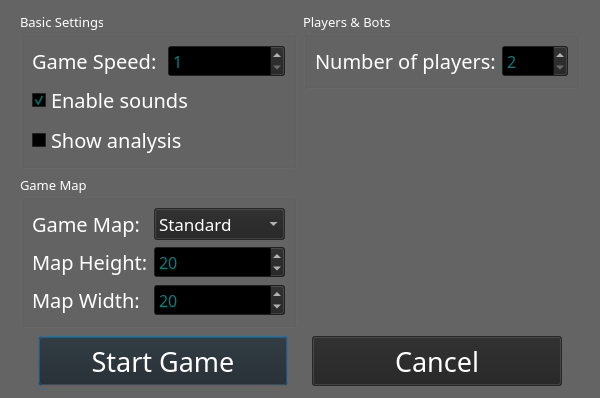
SZXC-WG/LocalGen-new, file src/ui/localGameDialog/localGameDialog.ui: the form before one commit.
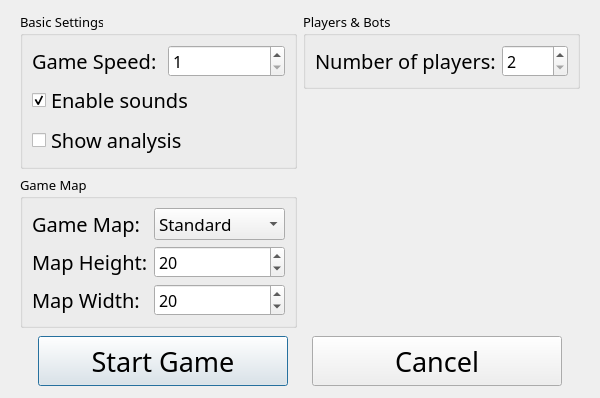
The form after the commit. Custom widgets are drawn as their Qt base class.

Commit message: upd(ui): improve visibility

```diff
--- a/src/ui/localGameDialog/localGameDialog.ui
+++ b/src/ui/localGameDialog/localGameDialog.ui
@@ -10,475 +10,6 @@
     <height>398</height>
    </rect>
   </property>
-  <property name="palette">
-   <palette>
-    <active>
-     <colorrole role="WindowText">
-      <brush brushstyle="SolidPattern">
-       <color alpha="255">
-        <red>255</red>
-        <green>255</green>
-        <blue>255</blue>
-       </color>
-      </brush>
-     </colorrole>
-     <colorrole role="Button">
-      <brush brushstyle="SolidPattern">
-       <color alpha="179">
-        <red>34</red>
-        <green>34</green>
-        <blue>34</blue>
-       </color>
-      </brush>
-     </colorrole>
-     <colorrole role="Light">
-      <brush brushstyle="SolidPattern">
-       <color alpha="179">
-        <red>51</red>
-        <green>51</green>
-        <blue>51</blue>
-       </color>
-      </brush>
-     </colorrole>
-     <colorrole role="Midlight">
-      <brush brushstyle="SolidPattern">
-       <color alpha="179">
-        <red>42</red>
-        <green>42</green>
-        <blue>42</blue>
-       </color>
-      </brush>
-     </colorrole>
-     <colorrole role="Dark">
-      <brush brushstyle="SolidPattern">
-       <color alpha="179">
-        <red>17</red>
-        <green>17</green>
-        <blue>17</blue>
-       </color>
-      </brush>
-     </colorrole>
-     <colorrole role="Mid">
-      <brush brushstyle="SolidPattern">
-       <color alpha="179">
-        <red>23</red>
-        <green>23</green>
-        <blue>23</blue>
-       </color>
-      </brush>
-     </colorrole>
-     <colorrole role="Text">
-      <brush brushstyle="SolidPattern">
-       <color alpha="255">
-        <red>0</red>
-        <green>128</green>
-        <blue>128</blue>
-       </color>
-      </brush>
-     </colorrole>
-     <colorrole role="BrightText">
-      <brush brushstyle="SolidPattern">
-       <color alpha="255">
-        <red>255</red>
-        <green>255</green>
-        <blue>255</blue>
-       </color>
-      </brush>
-     </colorrole>
-     <colorrole role="ButtonText">
-      <brush brushstyle="SolidPattern">
-       <color alpha="255">
-        <red>255</red>
-        <green>255</green>
-        <blue>255</blue>
-       </color>
-      </brush>
-     </colorrole>
-     <colorrole role="Base">
-      <brush brushstyle="SolidPattern">
-       <color alpha="255">
-        <red>0</red>
-        <green>0</green>
-        <blue>0</blue>
-       </color>
-      </brush>
-     </colorrole>
-     <colorrole role="Window">
-      <brush brushstyle="SolidPattern">
-       <color alpha="179">
-        <red>34</red>
-        <green>34</green>
-        <blue>34</blue>
-       </color>
-      </brush>
-     </colorrole>
-     <colorrole role="Shadow">
-      <brush brushstyle="SolidPattern">
-       <color alpha="255">
-        <red>0</red>
-        <green>0</green>
-        <blue>0</blue>
-       </color>
-      </brush>
-     </colorrole>
-     <colorrole role="AlternateBase">
-      <brush brushstyle="SolidPattern">
-       <color alpha="217">
-        <red>17</red>
-        <green>17</green>
-        <blue>17</blue>
-       </color>
-      </brush>
-     </colorrole>
-     <colorrole role="ToolTipBase">
-      <brush brushstyle="SolidPattern">
-       <color alpha="255">
-        <red>255</red>
-        <green>255</green>
-        <blue>220</blue>
-       </color>
-      </brush>
-     </colorrole>
-     <colorrole role="ToolTipText">
-      <brush brushstyle="SolidPattern">
-       <color alpha="255">
-        <red>0</red>
-        <green>0</green>
-        <blue>0</blue>
-       </color>
-      </brush>
-     </colorrole>
-     <colorrole role="PlaceholderText">
-      <brush brushstyle="SolidPattern">
-       <color alpha="127">
-        <red>255</red>
-        <green>255</green>
-        <blue>255</blue>
-       </color>
-      </brush>
-     </colorrole>
-     <colorrole role="Accent">
-      <brush brushstyle="SolidPattern">
-       <color alpha="255">
-        <red>0</red>
-        <green>0</green>
-        <blue>0</blue>
-       </color>
-      </brush>
-     </colorrole>
-    </active>
-    <inactive>
-     <colorrole role="WindowText">
-      <brush brushstyle="SolidPattern">
-       <color alpha="255">
-        <red>255</red>
-        <green>255</green>
-        <blue>255</blue>
-       </color>
-      </brush>
-     </colorrole>
-     <colorrole role="Button">
-      <brush brushstyle="SolidPattern">
-       <color alpha="179">
-        <red>34</red>
-        <green>34</green>
-        <blue>34</blue>
-       </color>
-      </brush>
-     </colorrole>
-     <colorrole role="Light">
-      <brush brushstyle="SolidPattern">
-       <color alpha="179">
-        <red>51</red>
-        <green>51</green>
-        <blue>51</blue>
-       </color>
-      </brush>
-     </colorrole>
-     <colorrole role="Midlight">
-      <brush brushstyle="SolidPattern">
-       <color alpha="179">
-        <red>42</red>
-        <green>42</green>
-        <blue>42</blue>
-       </color>
-      </brush>
-     </colorrole>
-     <colorrole role="Dark">
-      <brush brushstyle="SolidPattern">
-       <color alpha="179">
-        <red>17</red>
-        <green>17</green>
-        <blue>17</blue>
-       </color>
-      </brush>
-     </colorrole>
-     <colorrole role="Mid">
-      <brush brushstyle="SolidPattern">
-       <color alpha="179">
-        <red>23</red>
-        <green>23</green>
-        <blue>23</blue>
-       </color>
-      </brush>
-     </colorrole>
-     <colorrole role="Text">
-      <brush brushstyle="SolidPattern">
-       <color alpha="255">
-        <red>0</red>
-        <green>128</green>
-        <blue>128</blue>
-       </color>
-      </brush>
-     </colorrole>
-     <colorrole role="BrightText">
-      <brush brushstyle="SolidPattern">
-       <color alpha="255">
-        <red>255</red>
-        <green>255</green>
-        <blue>255</blue>
-       </color>
-      </brush>
-     </colorrole>
-     <colorrole role="ButtonText">
-      <brush brushstyle="SolidPattern">
-       <color alpha="255">
-        <red>255</red>
-        <green>255</green>
-        <blue>255</blue>
-       </color>
-      </brush>
-     </colorrole>
-     <colorrole role="Base">
-      <brush brushstyle="SolidPattern">
-       <color alpha="255">
-        <red>0</red>
-        <green>0</green>
-        <blue>0</blue>
-       </color>
-      </brush>
-     </colorrole>
-     <colorrole role="Window">
-      <brush brushstyle="SolidPattern">
-       <color alpha="179">
-        <red>34</red>
-        <green>34</green>
-        <blue>34</blue>
-       </color>
-      </brush>
-     </colorrole>
-     <colorrole role="Shadow">
-      <brush brushstyle="SolidPattern">
-       <color alpha="255">
-        <red>0</red>
-        <green>0</green>
-        <blue>0</blue>
-       </color>
-      </brush>
-     </colorrole>
-     <colorrole role="AlternateBase">
-      <brush brushstyle="SolidPattern">
-       <color alpha="217">
-        <red>17</red>
-        <green>17</green>
-        <blue>17</blue>
-       </color>
-      </brush>
-     </colorrole>
-     <colorrole role="ToolTipBase">
-      <brush brushstyle="SolidPattern">
-       <color alpha="255">
-        <red>255</red>
-        <green>255</green>
-        <blue>220</blue>
-       </color>
-      </brush>
-     </colorrole>
-     <colorrole role="ToolTipText">
-      <brush brushstyle="SolidPattern">
-       <color alpha="255">
-        <red>0</red>
-        <green>0</green>
-        <blue>0</blue>
-       </color>
-      </brush>
-     </colorrole>
-     <colorrole role="PlaceholderText">
-      <brush brushstyle="SolidPattern">
-       <color alpha="127">
-        <red>255</red>
-        <green>255</green>
-        <blue>255</blue>
-       </color>
-      </brush>
-     </colorrole>
-     <colorrole role="Accent">
-      <brush brushstyle="SolidPattern">
-       <color alpha="255">
-        <red>0</red>
-        <green>0</green>
-        <blue>0</blue>
-       </color>
-      </brush>
-     </colorrole>
-    </inactive>
-    <disabled>
-     <colorrole role="WindowText">
-      <brush brushstyle="SolidPattern">
-       <color alpha="179">
-        <red>17</red>
-        <green>17</green>
-        <blue>17</blue>
-       </color>
-      </brush>
-     </colorrole>
-     <colorrole role="Button">
-      <brush brushstyle="SolidPattern">
-       <color alpha="179">
-        <red>34</red>
-        <green>34</green>
-        <blue>34</blue>
-       </color>
-      </brush>
-     </colorrole>
-     <colorrole role="Light">
-      <brush brushstyle="SolidPattern">
-       <color alpha="179">
-        <red>51</red>
-        <green>51</green>
-        <blue>51</blue>
-       </color>
-      </brush>
-     </colorrole>
-     <colorrole role="Midlight">
-      <brush brushstyle="SolidPattern">
-       <color alpha="179">
-        <red>42</red>
-        <green>42</green>
-        <blue>42</blue>
-       </color>
-      </brush>
-     </colorrole>
-     <colorrole role="Dark">
-      <brush brushstyle="SolidPattern">
-       <color alpha="179">
-        <red>17</red>
-        <green>17</green>
-        <blue>17</blue>
-       </color>
-      </brush>
-     </colorrole>
-     <colorrole role="Mid">
-      <brush brushstyle="SolidPattern">
-       <color alpha="179">
-        <red>23</red>
-        <green>23</green>
-        <blue>23</blue>
-       </color>
-      </brush>
-     </colorrole>
-     <colorrole role="Text">
-      <brush brushstyle="SolidPattern">
-       <color alpha="179">
-        <red>0</red>
-        <green>96</green>
-        <blue>96</blue>
-       </color>
-      </brush>
-     </colorrole>
-     <colorrole role="BrightText">
-      <brush brushstyle="SolidPattern">
-       <color alpha="255">
-        <red>255</red>
-        <green>255</green>
-        <blue>255</blue>
-       </color>
-      </brush>
-     </colorrole>
-     <colorrole role="ButtonText">
-      <brush brushstyle="SolidPattern">
-       <color alpha="179">
-        <red>17</red>
-        <green>17</green>
-        <blue>17</blue>
-       </color>
-      </brush>
-     </colorrole>
-     <colorrole role="Base">
-      <brush brushstyle="SolidPattern">
-       <color alpha="179">
-        <red>34</red>
-        <green>34</green>
-        <blue>34</blue>
-       </color>
-      </brush>
-     </colorrole>
-     <colorrole role="Window">
-      <brush brushstyle="SolidPattern">
-       <color alpha="179">
-        <red>34</red>
-        <green>34</green>
-        <blue>34</blue>
-       </color>
-      </brush>
-     </colorrole>
-     <colorrole role="Shadow">
-      <brush brushstyle="SolidPattern">
-       <color alpha="255">
-        <red>0</red>
-        <green>0</green>
-        <blue>0</blue>
-       </color>
-      </brush>
-     </colorrole>
-     <colorrole role="AlternateBase">
-      <brush brushstyle="SolidPattern">
-       <color alpha="179">
-        <red>34</red>
-        <green>34</green>
-        <blue>34</blue>
-       </color>
-      </brush>
-     </colorrole>
-     <colorrole role="ToolTipBase">
-      <brush brushstyle="SolidPattern">
-       <color alpha="255">
-        <red>255</red>
-        <green>255</green>
-        <blue>220</blue>
-       </color>
-      </brush>
-     </colorrole>
-     <colorrole role="ToolTipText">
-      <brush brushstyle="SolidPattern">
-       <color alpha="255">
-        <red>0</red>
-        <green>0</green>
-        <blue>0</blue>
-       </color>
-      </brush>
-     </colorrole>
-     <colorrole role="PlaceholderText">
-      <brush brushstyle="SolidPattern">
-       <color alpha="89">
-        <red>17</red>
-        <green>17</green>
-        <blue>17</blue>
-       </color>
-      </brush>
-     </colorrole>
-     <colorrole role="Accent">
-      <brush brushstyle="SolidPattern">
-       <color alpha="179">
-        <red>24</red>
-        <green>24</green>
-        <blue>24</blue>
-       </color>
-      </brush>
-     </colorrole>
-    </disabled>
-   </palette>
-  </property>
   <property name="font">
    <font>
     <family>Quicksand</family>
```
The commit also changes 2 other files.
